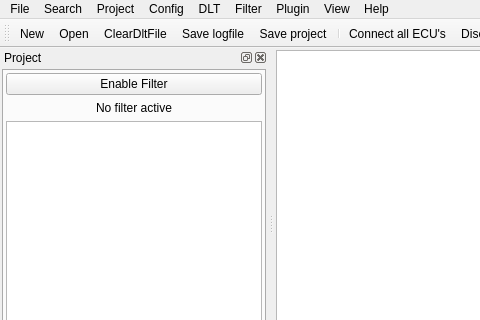
COVESA/dlt-viewer, file src/mainwindow.ui: the form before one commit; both pictures show x 0 to 480 and y 0 to 320 of the 1001 by 658 pixel window.
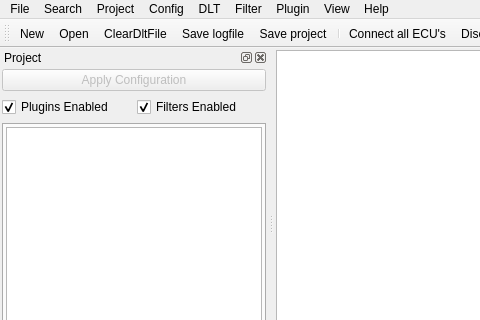
The form after the commit. The open tabs and pages were chosen to show the change. Icons and pictures are not drawn. Custom widgets are drawn as their Qt base class.

Patch:
```diff
--- a/src/mainwindow.ui
+++ b/src/mainwindow.ui
@@ -299,6 +299,51 @@
      <property name="bottomMargin">
       <number>2</number>
      </property>
+     <item>
+      <widget class="QFrame" name="enableConfigFrame">
+       <property name="frameShape">
+        <enum>QFrame::NoFrame</enum>
+       </property>
+       <property name="frameShadow">
+        <enum>QFrame::Plain</enum>
+       </property>
+       <layout class="QGridLayout" name="gridLayout">
+        <property name="margin">
+         <number>0</number>
+        </property>
+        <item row="1" column="0">
+         <widget class="QCheckBox" name="pluginsEnabled">
+          <property name="text">
+           <string>Plugins Enabled</string>
+          </property>
+          <property name="checked">
+           <bool>true</bool>
+          </property>
+         </widget>
+        </item>
+        <item row="1" column="1">
+         <widget class="QCheckBox" name="filtersEnabled">
+          <property name="text">
+           <string>Filters Enabled</string>
+          </property>
+          <property name="checked">
+           <bool>true</bool>
+          </property>
+         </widget>
+        </item>
+        <item row="0" column="0" colspan="2">
+         <widget class="PulseButton" name="applyConfig">
+          <property name="enabled">
+           <bool>false</bool>
+          </property>
+          <property name="text">
+           <string>Apply Configuration</string>
+          </property>
+         </widget>
+        </item>
+       </layout>
+      </widget>
+     </item>
      <item>
       <widget class="QTabWidget" name="tabWidget">
        <property name="enabled">
@@ -472,45 +517,6 @@
          <property name="bottomMargin">
           <number>2</number>
          </property>
-         <item>
-          <widget class="QPushButton" name="filterButton">
-           <property name="toolTip">
-            <string>Enable Filter</string>
-           </property>
-           <property name="text">
-            <string>Enable Filter</string>
-           </property>
-           <property name="icon">
-            <iconset resource="resource.qrc">
-             <normaloff>:/toolbar/png/weather-overcast.png</normaloff>:/toolbar/png/weather-overcast.png</iconset>
-           </property>
-           <property name="iconSize">
-            <size>
-             <width>32</width>
-             <height>32</height>
-            </size>
-           </property>
-           <property name="checkable">
-            <bool>true</bool>
-           </property>
-           <property name="checked">
-            <bool>false</bool>
-           </property>
-           <property name="flat">
-            <bool>false</bool>
-           </property>
-          </widget>
-         </item>
-         <item>
-          <widget class="QLabel" name="filterStatus">
-           <property name="text">
-            <string>No filter active</string>
-           </property>
-           <property name="alignment">
-            <set>Qt::AlignCenter</set>
-           </property>
-          </widget>
-         </item>
          <item>
           <widget class="FilterTreeWidget" name="filterWidget">
            <property name="sizePolicy">
@@ -1305,6 +1311,11 @@
    <extends>QTableView</extends>
    <header>dlttableview.h</header>
   </customwidget>
+  <customwidget>
+   <class>PulseButton</class>
+   <extends>QPushButton</extends>
+   <header location="global">pulsebutton.h</header>
+  </customwidget>
  </customwidgets>
  <resources>
   <include location="resource.qrc"/>
```
